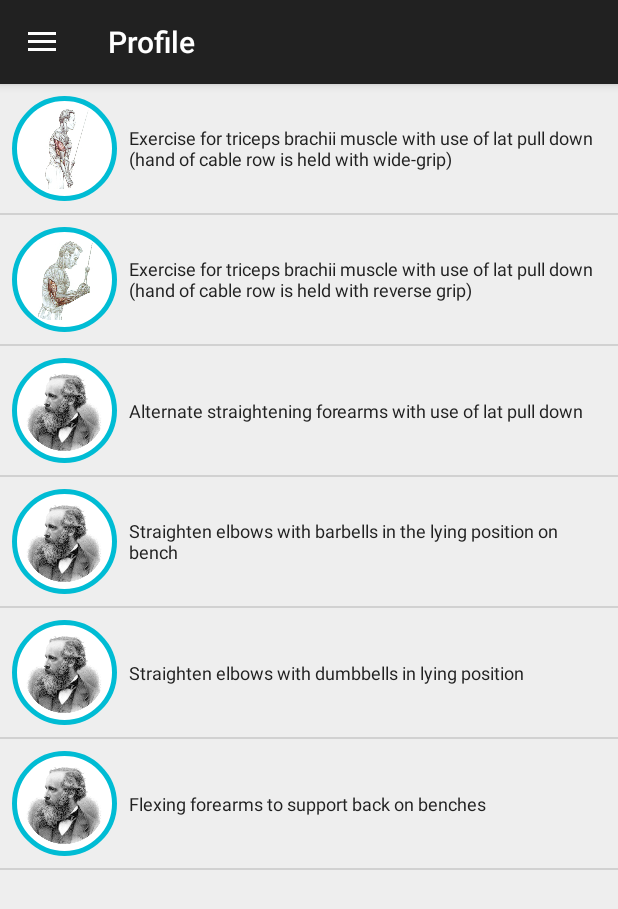
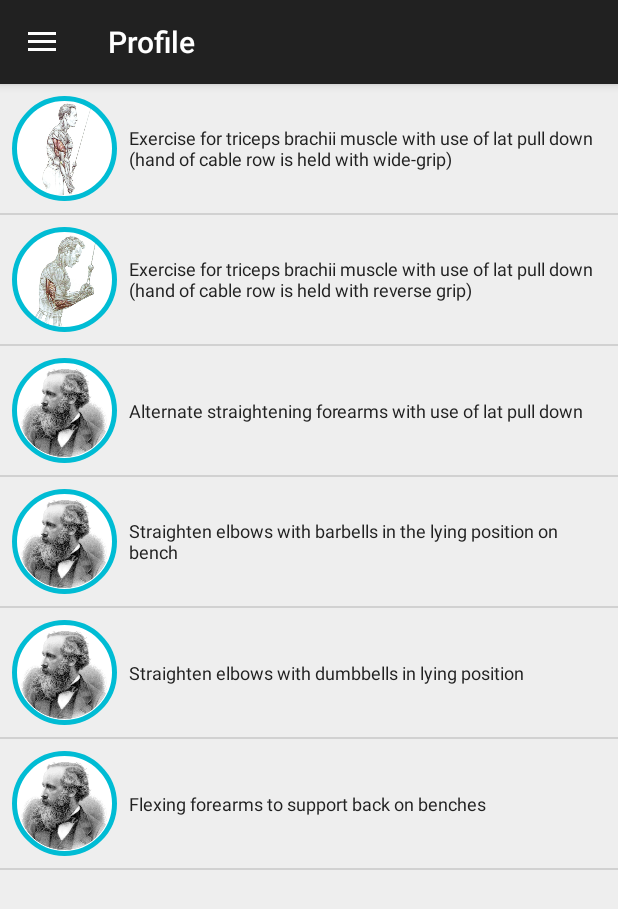
Before and after one commit to peper11111/maxwell-sport-mobile, an Android app: the fragment AtlasExerciseGroupFragment placed in its activity, after a tap on "Triceps", on a phone screen of 412 x 824 dp. Shown: the top 909 px of the screen. Run offline under Robolectric (Android 15) with nearby library versions, the phone set to English and light mode, and no system bars.

Commit message:
Naprawienie problemu z zajmowaniem zbyt dużej ilości miejsca przez obrazki.

```diff
--- a/app/src/main/java/com/maxwellsport/maxwellsportapp/adapters/AtlasExerciseListAdapter.java
+++ b/app/src/main/java/com/maxwellsport/maxwellsportapp/adapters/AtlasExerciseListAdapter.java
@@ -3,13 +3,21 @@
 import android.content.Context;
 import android.graphics.Bitmap;
 import android.graphics.BitmapFactory;
+import android.graphics.BitmapShader;
 import android.graphics.Canvas;
+import android.graphics.ColorFilter;
+import android.graphics.ComposeShader;
+import android.graphics.Matrix;
 import android.graphics.Paint;
+import android.graphics.PixelFormat;
 import android.graphics.PorterDuff;
 import android.graphics.PorterDuffXfermode;
+import android.graphics.RadialGradient;
 import android.graphics.Rect;
 import android.graphics.RectF;
+import android.graphics.Shader;
 import android.graphics.drawable.BitmapDrawable;
+import android.graphics.drawable.Drawable;
 import android.view.LayoutInflater;
 import android.view.View;
 import android.view.ViewGroup;
@@ -39,31 +47,10 @@
         ImageView imageView = (ImageView) convertView.findViewById(R.id.atlas_exercise_list_view_item_icon);
         TextView textView = (TextView) convertView.findViewById(R.id.atlas_exercise_list_view_item_name);
         // Populate the data into the template view using the data object
-        imageView.setImageBitmap(getRoundedCornerBitmap(((BitmapDrawable) exercise.getIcon()).getBitmap(), 200));
+
+        imageView.setImageDrawable(exercise.getIcon());
         textView.setText(exercise.getName());
         // Return the completed view to render on screen
         return convertView;
     }
-
-    public static Bitmap getRoundedCornerBitmap(Bitmap bitmap, int pixels) {
-        Bitmap output = Bitmap.createBitmap(bitmap.getWidth(), bitmap
-                .getHeight(), Bitmap.Config.ARGB_8888);
-        Canvas canvas = new Canvas(output);
-
-        final int color = 0xff424242;
-        final Paint paint = new Paint();
-        final Rect rect = new Rect(0, 0, bitmap.getWidth(), bitmap.getHeight());
-        final RectF rectF = new RectF(rect);
-        final float roundPx = pixels;
-
-        paint.setAntiAlias(true);
-        canvas.drawARGB(0, 0, 0, 0);
-        paint.setColor(color);
-        canvas.drawRoundRect(rectF, roundPx, roundPx, paint);
-
-        paint.setXfermode(new PorterDuffXfermode(PorterDuff.Mode.SRC_IN));
-        canvas.drawBitmap(bitmap, rect, rect, paint);
-
-        return output;
-    }
 }
--- a/app/src/main/java/com/maxwellsport/maxwellsportapp/fragments/AtlasExerciseGroupFragment.java
+++ b/app/src/main/java/com/maxwellsport/maxwellsportapp/fragments/AtlasExerciseGroupFragment.java
@@ -17,8 +17,6 @@
 
 import java.util.ArrayList;
 
-
-//TODO: Poprawic wyswietlanie bitmapy.(zżera za dużo pamięci)
 public class AtlasExerciseGroupFragment extends Fragment {
     @Override
     public View onCreateView(LayoutInflater inflater, ViewGroup container, Bundle savedInstanceState) {
--- /dev/null
+++ b/app/src/main/res/drawable/frame_exercise.xml
@@ -0,0 +1,34 @@
+<?xml version="1.0" encoding="utf-8"?>
+<layer-list xmlns:android="http://schemas.android.com/apk/res/android">
+    <item
+        android:bottom="0dp"
+        android:left="0dp"
+        android:right="0dp"
+        android:top="0dp">
+        <shape android:shape="rectangle">
+            <solid android:color="#00000000" />
+        </shape>
+    </item>
+    <item
+        android:bottom="-35dp"
+        android:left="-35dp"
+        android:right="-35dp"
+        android:top="-35dp">
+        <shape android:shape="oval">
+            <stroke
+                android:width="35dp"
+                android:color="@color/colorBackground" />
+        </shape>
+    </item>
+    <item
+        android:bottom="0dp"
+        android:left="0dp"
+        android:right="0dp"
+        android:top="0dp">
+        <shape android:shape="oval">
+            <stroke
+                android:width="3dp"
+                android:color="@color/colorAccent" />
+        </shape>
+    </item>
+</layer-list>
--- a/app/src/main/res/layout/list_item_atlas_exercise.xml
+++ b/app/src/main/res/layout/list_item_atlas_exercise.xml
@@ -5,13 +5,25 @@
     android:orientation="horizontal"
     android:padding="8dp">
 
-    <ImageView
-        android:id="@+id/atlas_exercise_list_view_item_icon"
+    <RelativeLayout
         android:layout_width="70dp"
         android:layout_height="70dp"
-        android:layout_marginRight="8dp"
-        android:background="@drawable/circle_icon_exercise"
-        android:padding="8dp" />
+        android:layout_marginRight="8dp">
+
+        <ImageView
+            android:id="@+id/atlas_exercise_list_view_item_icon"
+            android:layout_width="match_parent"
+            android:layout_height="match_parent"
+            android:background="@color/material_white"
+            android:padding="4dp"
+            android:src="@drawable/exc_biceps_1" />
+
+        <ImageView
+            android:layout_width="match_parent"
+            android:layout_height="match_parent"
+            android:src="@drawable/frame_exercise" />
+    </RelativeLayout>
+
 
     <TextView
         android:id="@+id/atlas_exercise_list_view_item_name"
--- a/app/src/main/res/layout/list_item_atlas_exercise_group.xml
+++ b/app/src/main/res/layout/list_item_atlas_exercise_group.xml
@@ -10,7 +10,7 @@
         android:layout_width="70dp"
         android:layout_height="70dp"
         android:layout_marginRight="8dp"
-        android:background="@drawable/circle_icon_exercise"
+        android:background="@drawable/circle_icon_exercise_group"
         android:padding="20dp" />
 
     <TextView
```
Also changed, not shown: app/src/main/res/drawable/circle_icon_exercise_group.xml (renamed from app/src/main/res/drawable/circle_icon_exercise.xml).
